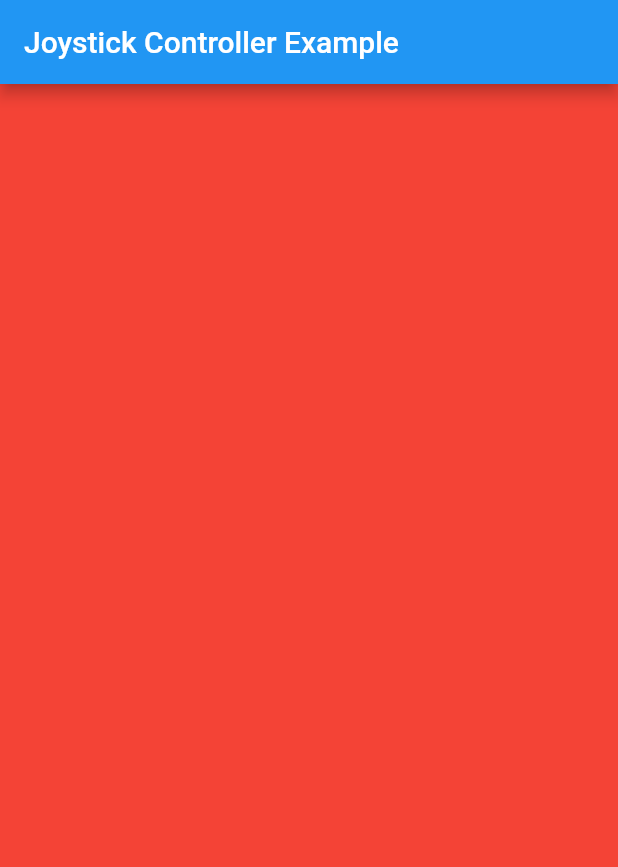
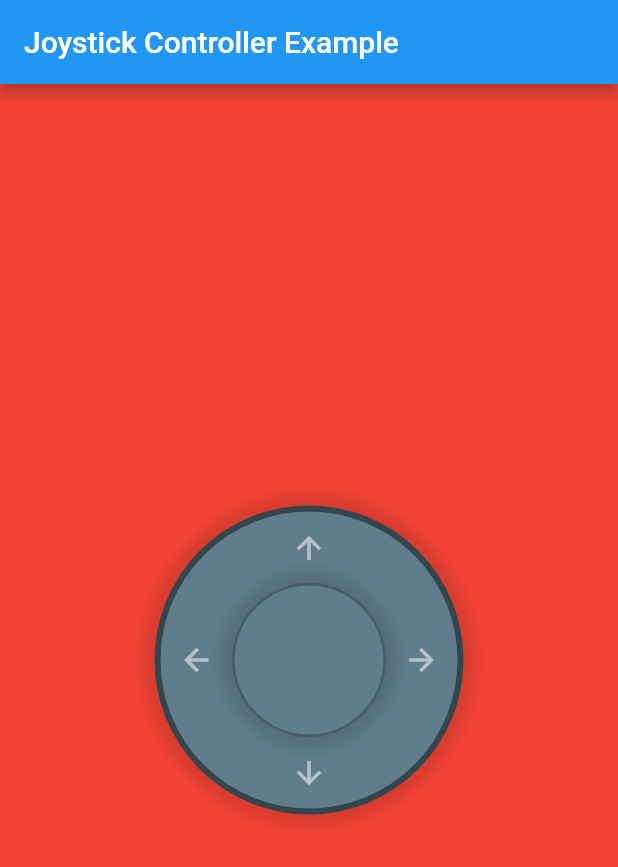
Before and after one commit to ZM009/control_pad_plus, a Flutter app: the screen it shows after launch, on a phone screen of 412 x 824 dp. Shown: the top 867 px of the screen. Run offline on Flutter 3.47's test engine with Material 2 defaults, Android fonts, the phone set to English and light mode, and no system bars.

```diff
--- a/example/lib/home_page.dart
+++ b/example/lib/home_page.dart
@@ -1,7 +1,5 @@
 import 'package:flutter/material.dart';
-
-/// will be uncommented when release is created
-//import 'package:control_pad_plus/control_pad_plus.dart
+import 'package:control_pad_plus/control_pad_plus.dart';
 
 class MyHomePage extends StatelessWidget {
   const MyHomePage({super.key});
@@ -14,7 +12,7 @@ class MyHomePage extends StatelessWidget {
       ),
       body: Container(
         color: Colors.red,
-        //child: JoystickView(),
+        child: JoystickView(),
       ),
     );
   }
```
